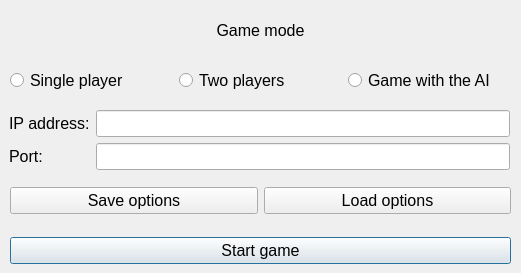
First picture: the form in config.ui, repository SzymonK1306/Chess, before the edit.
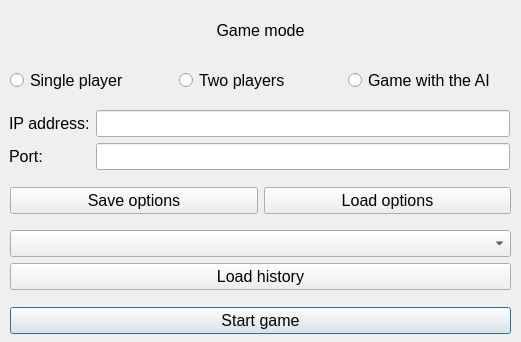
Second picture: the form after the edit.

Commit message: Database changed, added comboBox to config

Patch:
```diff
--- a/config.ui
+++ b/config.ui
@@ -7,7 +7,7 @@
     <x>0</x>
     <y>0</y>
     <width>521</width>
-    <height>273</height>
+    <height>342</height>
    </rect>
   </property>
   <property name="windowTitle">
@@ -92,7 +92,7 @@
    <property name="geometry">
     <rect>
      <x>10</x>
-     <y>230</y>
+     <y>300</y>
      <width>501</width>
      <height>41</height>
     </rect>
@@ -202,6 +202,39 @@
     </item>
    </layout>
   </widget>
+  <widget class="QWidget" name="verticalLayoutWidget">
+   <property name="geometry">
+    <rect>
+     <x>10</x>
+     <y>230</y>
+     <width>501</width>
+     <height>61</height>
+    </rect>
+   </property>
+   <layout class="QVBoxLayout" name="verticalLayout">
+    <item>
+     <widget class="QComboBox" name="comboBox">
+      <property name="font">
+       <font>
+        <pointsize>12</pointsize>
+       </font>
+      </property>
+     </widget>
+    </item>
+    <item>
+     <widget class="QPushButton" name="load_history_button">
+      <property name="font">
+       <font>
+        <pointsize>12</pointsize>
+       </font>
+      </property>
+      <property name="text">
+       <string>Load history</string>
+      </property>
+     </widget>
+    </item>
+   </layout>
+  </widget>
  </widget>
  <resources/>
  <connections/>
```
The commit also changes 4 other files.
